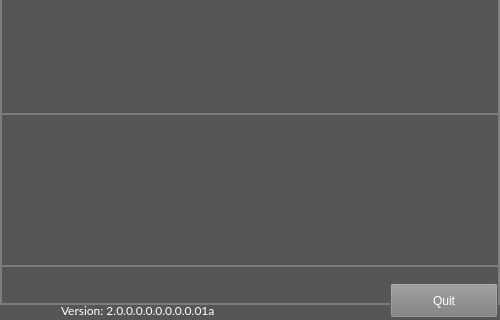
Above: resource/pattern_manager_widget.ui from teknologisk-institut/rqt_pattern_manager before the change; both pictures show x 0 to 500 and y 430 to 750 of the 500 by 750 pixel window. Below: the same form after it.
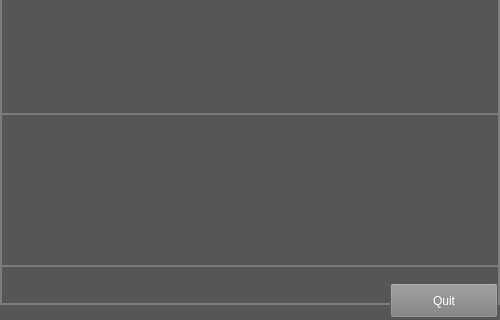
That is the form after the change. Icons and pictures are not drawn.

Commit message: updated package xml

Diff of the .ui file:
```diff
--- a/resource/pattern_manager_widget.ui
+++ b/resource/pattern_manager_widget.ui
@@ -775,7 +775,7 @@
          </font>
         </property>
         <property name="text">
-         <string>Version: 2.0.0.0.0.0.0.0.0.01a</string>
+         <string/>
         </property>
         <property name="textFormat">
          <enum>Qt::AutoText</enum>
```
The commit also changes 2 other files.
